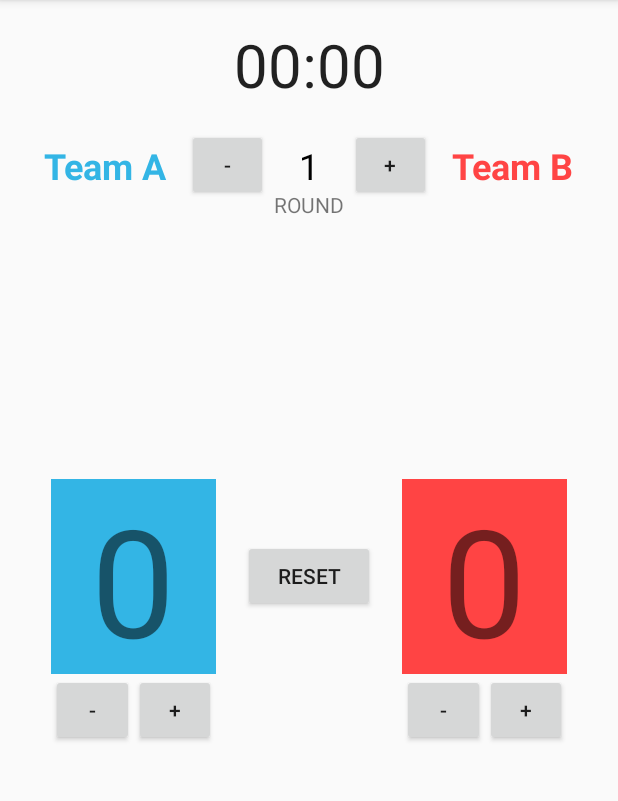
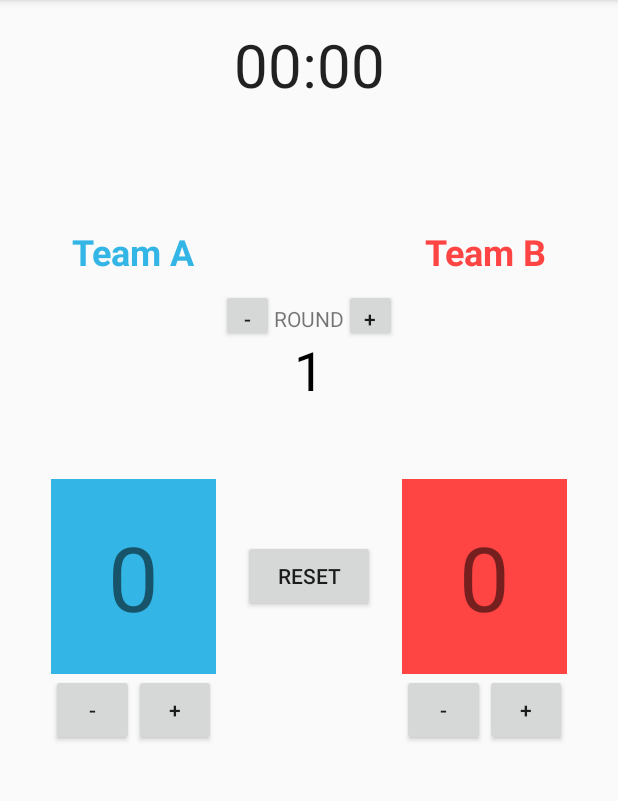
Before and after one commit to lamys12sing/Scoreboard, an Android app: the screen it shows after launch (MainActivity), on a phone screen of 412 x 824 dp, the part 84-885 px from its top. Run offline under Robolectric (Android 15) with nearby library versions, the phone set to English and light mode, and no system bars.

Commit message:
adjust layout and complete function of counting score

```diff
--- a/app/src/main/java/com/example/scoreboard/MainActivity.java
+++ b/app/src/main/java/com/example/scoreboard/MainActivity.java
@@ -3,12 +3,105 @@ package com.example.scoreboard;
 import androidx.appcompat.app.AppCompatActivity;
 
 import android.os.Bundle;
+import android.util.Log;
+import android.view.View;
+import android.widget.Button;
+import android.widget.TextView;
+
+import com.example.scoreboard.Module.Team;
 
 public class MainActivity extends AppCompatActivity {
+    private final String TAG = MainActivity.this.getClass().getSimpleName();
+
+    private TextView textView_scoreA;
+    private TextView textView_scoreB;
+    private Button button_min_score_teamA;
+    private Button button_min_score_teamB;
+    private Button button_add_score_teamA;
+    private Button button_add_score_teamB;
+    private Button button_reset_score;
+
+    private Team teamA = new Team();
+    private Team teamB = new Team();
 
     @Override
     protected void onCreate(Bundle savedInstanceState) {
         super.onCreate(savedInstanceState);
         setContentView(R.layout.activity_main);
+
+        getViews();
+        setListenerForViews();
+
+        //Reset the score when reset button is clicked.
+        button_reset_score.setOnClickListener(new Button.OnClickListener(){
+            @Override
+            public void onClick(View v) {
+                teamA.resetScore();
+                teamA.displayScore(textView_scoreA);
+
+                teamB.resetScore();
+                teamB.displayScore(textView_scoreB);
+            }
+        });
     }
+
+    private void getViews(){
+        textView_scoreA = findViewById(R.id.textView_scoreA);
+        button_min_score_teamA = findViewById(R.id.button_min_score_teamA);
+        button_add_score_teamA = findViewById(R.id.button_add_score_teamA);
+
+        textView_scoreB = findViewById(R.id.textView_scoreB);
+        button_min_score_teamB = findViewById(R.id.button_min_score_teamB);
+        button_add_score_teamB = findViewById(R.id.button_add_score_teamB);
+
+        button_reset_score = findViewById(R.id.button_reset_score);
+    }
+
+    private void setListenerForViews(){
+        button_min_score_teamA.setOnClickListener(teamAListener);
+        button_add_score_teamA.setOnClickListener(teamAListener);
+
+        button_min_score_teamB.setOnClickListener(teamBListener);
+        button_add_score_teamB.setOnClickListener(teamBListener);
+    }
+
+    private Button.OnClickListener teamAListener = new Button.OnClickListener(){
+        @Override
+        public void onClick(View v) {
+            switch (v.getId()){
+                case R.id.button_min_score_teamA:
+                    teamA.decreaseScore();
+                    teamA.displayScore(textView_scoreA);
+                    break;
+
+                case R.id.button_add_score_teamA:
+                    teamA.increaseScore();
+                    teamA.displayScore(textView_scoreA);
+                    break;
+
+                default:
+                    Log.e(TAG, "Error with teamAListener.");
+            }
+        }
+    };
+
+    private Button.OnClickListener teamBListener = new Button.OnClickListener(){
+        @Override
+        public void onClick(View v) {
+            switch (v.getId()){
+                case R.id.button_min_score_teamB:
+                    teamB.decreaseScore();
+                    teamB.displayScore(textView_scoreB);
+                    break;
+
+                case R.id.button_add_score_teamB:
+                    teamB.increaseScore();
+                    teamB.displayScore(textView_scoreB);
+                    break;
+
+                default:
+                    Log.e(TAG, "Error with teamBListener.");
+            }
+        }
+    };
 }
--- /dev/null
+++ b/app/src/main/java/com/example/scoreboard/Module/Team.java
@@ -0,0 +1,27 @@
+package com.example.scoreboard.Module;
+
+import android.widget.TextView;
+
+public class Team {
+    private int mScore = 0;
+
+    public void increaseScore(){
+        mScore++;
+    }
+
+    public void decreaseScore(){
+        if (mScore <= 0){
+            resetScore();
+            return;
+        }
+        mScore--;
+    }
+
+    public void resetScore(){
+        mScore = 0;
+    }
+
+    public void displayScore(TextView viewForDisplay){
+        viewForDisplay.setText(String.valueOf(mScore));
+    }
+}
--- a/app/src/main/java/com/example/scoreboard/Team.java
+++ /dev/null
@@ -1,21 +0,0 @@
-package com.example.scoreboard;
-
-public class Team {
-    private int mScore = 0;
-
-    private void increaseScore(){
-        mScore++;
-    }
-
-    private void decreaseScore(){
-        if (mScore <= 0){
-            resetScore();
-            return;
-        }
-        mScore--;
-    }
-
-    private void resetScore(){
-        mScore = 0;
-    }
-}
--- a/app/src/main/res/layout/activity_main.xml
+++ b/app/src/main/res/layout/activity_main.xml
@@ -22,90 +22,80 @@
     <TextView
         android:id="@+id/textView_title_A"
         style="@style/team_title"
-        android:layout_width="0dp"
+        android:layout_width="wrap_content"
         android:layout_height="wrap_content"
-        android:layout_marginTop="16dp"
         android:clickable="true"
         android:text="Team A"
         android:textColor="@color/teamA"
-        app:layout_constraintBottom_toBottomOf="@+id/button_min_round"
-        app:layout_constraintEnd_toStartOf="@id/button_min_round"
-        app:layout_constraintHorizontal_weight="2"
+        app:layout_constraintBottom_toTopOf="@+id/textView_scoreA"
+        app:layout_constraintEnd_toStartOf="@+id/button_reset_score"
         app:layout_constraintLeft_toLeftOf="parent"
-        app:layout_constraintLeft_toRightOf="@id/button_min_round"
+        app:layout_constraintRight_toLeftOf="@+id/button_reset_score"
         app:layout_constraintStart_toStartOf="parent"
-        app:layout_constraintTop_toBottomOf="@+id/timer" />
+        app:layout_constraintTop_toTopOf="parent" />
 
     <Button
         android:id="@+id/button_min_round"
-        android:layout_width="0dp"
-        android:layout_height="wrap_content"
-        android:layout_marginTop="16dp"
+        android:layout_width="35dp"
+        android:layout_height="35dp"
         android:text="-"
-        app:layout_constraintEnd_toStartOf="@+id/textView_round"
-        app:layout_constraintHorizontal_weight="1"
-        app:layout_constraintLeft_toRightOf="@id/textView_title_A"
-        app:layout_constraintRight_toLeftOf="@id/textView_round"
-        app:layout_constraintStart_toEndOf="@+id/textView_title_A"
-        app:layout_constraintTop_toBottomOf="@+id/timer" />
+        app:layout_constraintBaseline_toBaselineOf="@+id/text_round"
+        app:layout_constraintEnd_toStartOf="@+id/text_round"
+        app:layout_constraintRight_toLeftOf="@id/text_round"
+        app:layout_constraintTop_toBottomOf="@+id/textView_round" />
 
     <TextView
         android:id="@+id/textView_round"
-        android:layout_width="0dp"
+        android:layout_width="wrap_content"
         android:layout_height="wrap_content"
-        android:layout_marginTop="16dp"
         android:gravity="center"
         android:text="1"
         android:textColor="@android:color/black"
-        android:textSize="24sp"
-        app:layout_constraintBaseline_toBaselineOf="@id/textView_title_B"
-        app:layout_constraintEnd_toStartOf="@+id/button_add_round"
-        app:layout_constraintHorizontal_weight="1"
-        app:layout_constraintLeft_toRightOf="@id/button_min_round"
-        app:layout_constraintRight_toLeftOf="@id/button_add_round"
-        app:layout_constraintStart_toEndOf="@+id/button_min_round"
-        app:layout_constraintTop_toBottomOf="@+id/timer" />
+        android:textSize="36sp"
+        app:layout_constraintEnd_toEndOf="parent"
+        app:layout_constraintLeft_toLeftOf="parent"
+        app:layout_constraintRight_toRightOf="parent"
+        app:layout_constraintStart_toStartOf="parent"
+        app:layout_constraintTop_toBottomOf="@+id/text_round" />
 
     <TextView
+        android:id="@+id/text_round"
         android:layout_width="wrap_content"
         android:layout_height="wrap_content"
         android:text="@string/round"
         android:textAllCaps="true"
+        app:layout_constraintBottom_toBottomOf="parent"
         app:layout_constraintEnd_toEndOf="parent"
         app:layout_constraintLeft_toLeftOf="parent"
         app:layout_constraintRight_toRightOf="parent"
         app:layout_constraintStart_toStartOf="parent"
-        app:layout_constraintTop_toBottomOf="@+id/textView_round" />
+        app:layout_constraintTop_toBottomOf="@+id/timer"
+        app:layout_constraintVertical_bias="0.20" />
 
     <Button
         android:id="@+id/button_add_round"
-        android:layout_width="0dp"
-        android:layout_height="wrap_content"
-        android:layout_marginTop="16dp"
+        android:layout_width="35dp"
+        android:layout_height="35dp"
         android:text="+"
-        app:layout_constraintEnd_toStartOf="@+id/textView_title_B"
-        app:layout_constraintHorizontal_weight="1"
-        app:layout_constraintLeft_toRightOf="@id/textView_round"
-        app:layout_constraintRight_toLeftOf="@id/textView_title_B"
-        app:layout_constraintStart_toEndOf="@id/textView_round"
-        app:layout_constraintTop_toBottomOf="@+id/timer" />
+        app:layout_constraintBaseline_toBaselineOf="@+id/text_round"
+        app:layout_constraintLeft_toRightOf="@id/text_round"
+        app:layout_constraintStart_toEndOf="@+id/text_round"
+        app:layout_constraintTop_toBottomOf="@+id/textView_round" />
 
     <TextView
         android:id="@+id/textView_title_B"
         style="@style/team_title"
-        android:layout_width="0dp"
+        android:layout_width="wrap_content"
         android:layout_height="wrap_content"
-        android:layout_marginTop="16dp"
         android:clickable="true"
         android:text="Team B"
         android:textColor="@color/teamB"
-        app:layout_constraintBottom_toBottomOf="@+id/button_add_round"
+        app:layout_constraintBottom_toTopOf="@+id/textView_scoreB"
         app:layout_constraintEnd_toEndOf="parent"
-        app:layout_constraintHorizontal_weight="2"
-        app:layout_constraintLeft_toRightOf="@id/button_add_round"
+        app:layout_constraintLeft_toRightOf="@+id/button_reset_score"
         app:layout_constraintRight_toRightOf="parent"
-        app:layout_constraintStart_toEndOf="@id/button_add_round"
-        app:layout_constraintTop_toBottomOf="@+id/timer" />
+        app:layout_constraintStart_toEndOf="@+id/button_reset_score"
+        app:layout_constraintTop_toTopOf="parent" />
 
     <TextView
         android:id="@+id/textView_scoreA"
--- a/app/src/main/res/values/styles.xml
+++ b/app/src/main/res/values/styles.xml
@@ -14,7 +14,7 @@
     </style>
 
     <style name="score">
-        <item name="android:textSize">100sp</item>
+        <item name="android:textSize">60sp</item>
         <item name="android:layout_width">110dp</item>
         <item name="android:layout_height">130dp</item>
         <item name="android:gravity">center</item>
```
